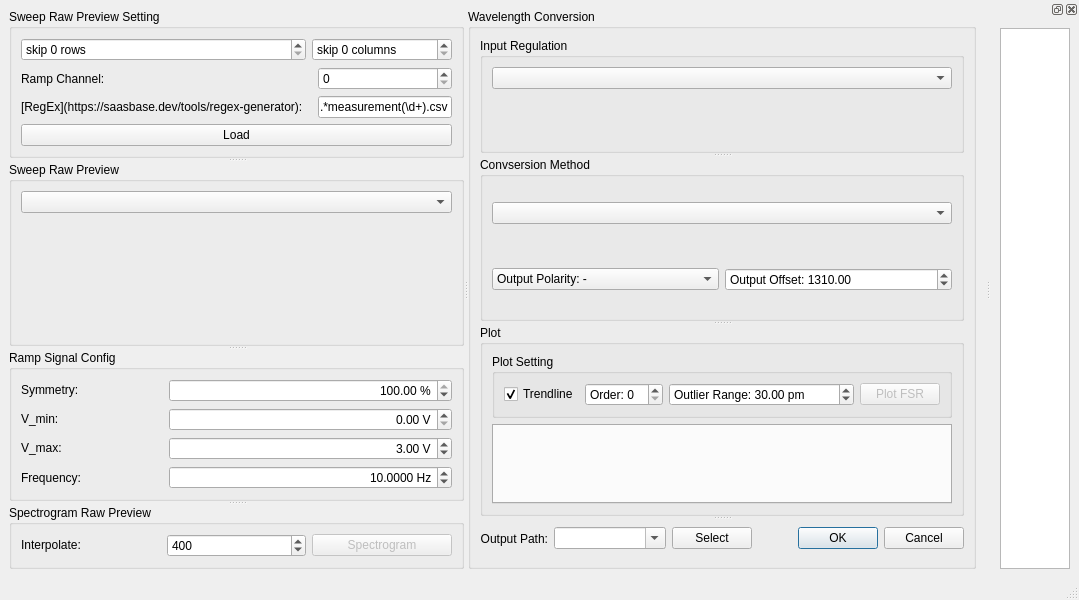
First picture: the form in RetrospectiveAnalysis/src/uic/active/ra_active_converter_window.ui, repository EzekielDaun/biosensors, before the edit.
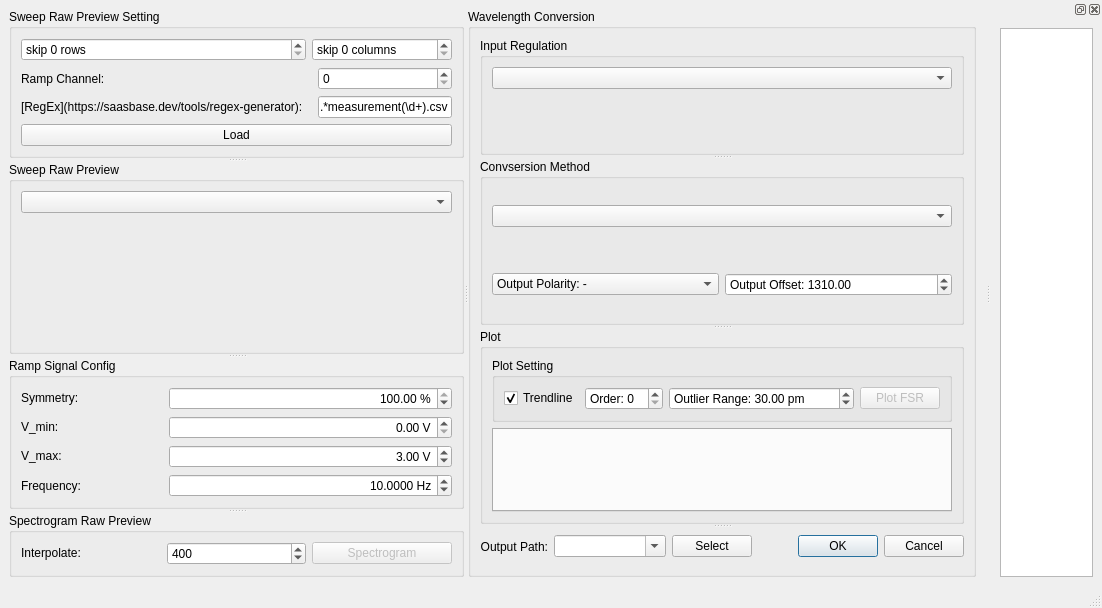
Second picture: the form after the edit.

The edit to the form file:
```diff
--- a/RetrospectiveAnalysis/src/uic/active/ra_active_converter_window.ui
+++ b/RetrospectiveAnalysis/src/uic/active/ra_active_converter_window.ui
@@ -6,8 +6,8 @@
    <rect>
     <x>0</x>
     <y>0</y>
-    <width>897</width>
-    <height>600</height>
+    <width>1102</width>
+    <height>608</height>
    </rect>
   </property>
   <property name="windowTitle">
```
Left out of the diff: 24 changed lines with no effect on the pictures.
